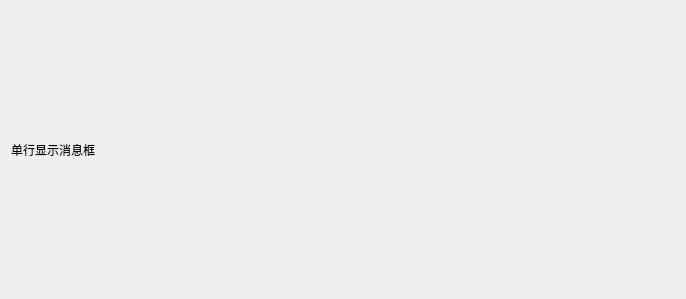
Above: SpringFrame/interUi/messagelinetext.ui from truelv/qt_obj before the change. Below: the same form after it.
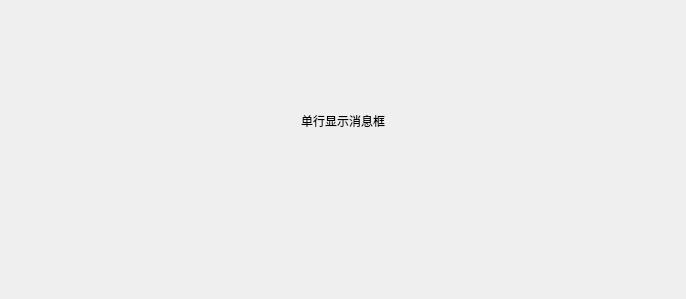
That is the form after the change.

Commit message: 删除消息提示行子控件的样式灯设置接口，改为在自定义源代码里面获取子控件设置

```diff
--- a/SpringFrame/interUi/messagelinetext.ui
+++ b/SpringFrame/interUi/messagelinetext.ui
@@ -13,14 +13,69 @@
   <property name="windowTitle">
    <string>Form</string>
   </property>
-  <layout class="QVBoxLayout" name="verticalLayout">
-   <item>
+  <layout class="QGridLayout" name="gridLayout">
+   <item row="0" column="1">
+    <spacer name="verticalSpacer">
+     <property name="orientation">
+      <enum>Qt::Vertical</enum>
+     </property>
+     <property name="sizeType">
+      <enum>QSizePolicy::Minimum</enum>
+     </property>
+     <property name="sizeHint" stdset="0">
+      <size>
+       <width>20</width>
+       <height>100</height>
+      </size>
+     </property>
+    </spacer>
+   </item>
+   <item row="1" column="0">
+    <spacer name="horizontalSpacer">
+     <property name="orientation">
+      <enum>Qt::Horizontal</enum>
+     </property>
+     <property name="sizeHint" stdset="0">
+      <size>
+       <width>288</width>
+       <height>20</height>
+      </size>
+     </property>
+    </spacer>
+   </item>
+   <item row="1" column="1">
     <widget class="QLabel" name="label">
      <property name="text">
       <string>单行显示消息框</string>
      </property>
     </widget>
    </item>
+   <item row="1" column="2">
+    <spacer name="horizontalSpacer_2">
+     <property name="orientation">
+      <enum>Qt::Horizontal</enum>
+     </property>
+     <property name="sizeHint" stdset="0">
+      <size>
+       <width>287</width>
+       <height>20</height>
+      </size>
+     </property>
+    </spacer>
+   </item>
+   <item row="2" column="1">
+    <spacer name="verticalSpacer_2">
+     <property name="orientation">
+      <enum>Qt::Vertical</enum>
+     </property>
+     <property name="sizeHint" stdset="0">
+      <size>
+       <width>20</width>
+       <height>40</height>
+      </size>
+     </property>
+    </spacer>
+   </item>
   </layout>
  </widget>
  <resources/>
```
The commit also changes 2 other files.
